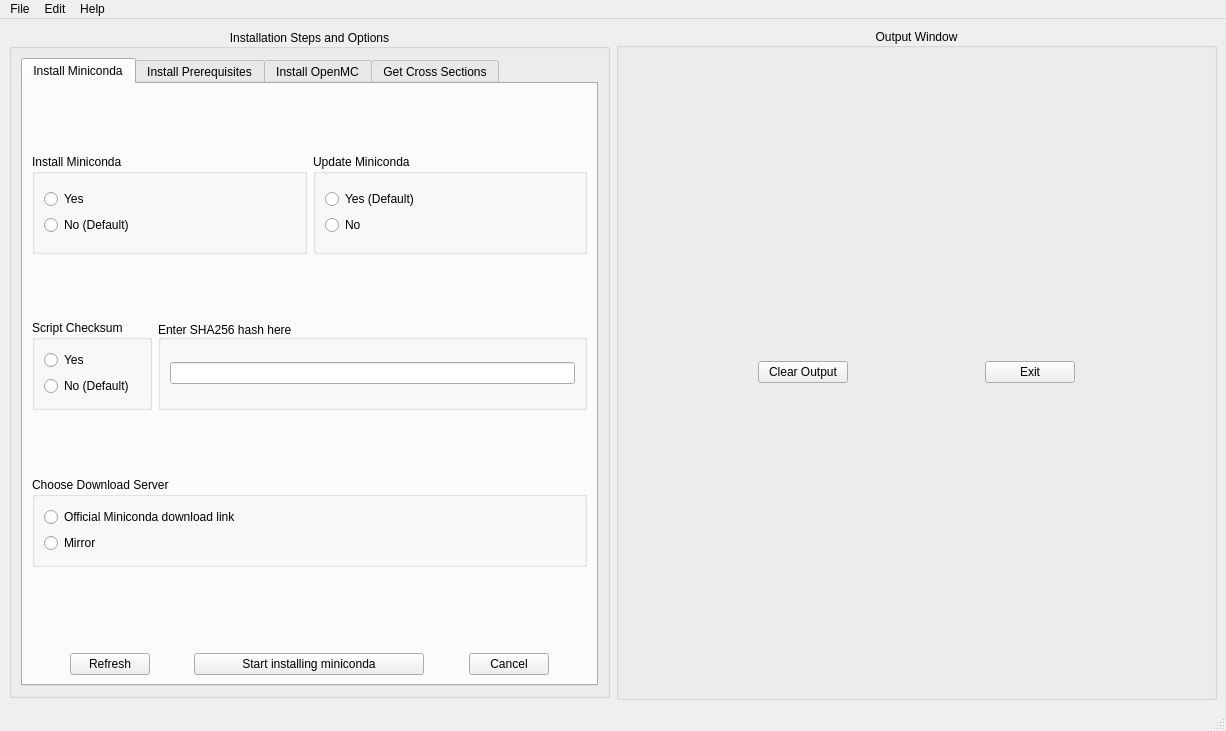
Above: src/ui/GUI_Install.ui from tarekbardouni/ERSN-OpenMC-Py before the change. Below: the same form after it.
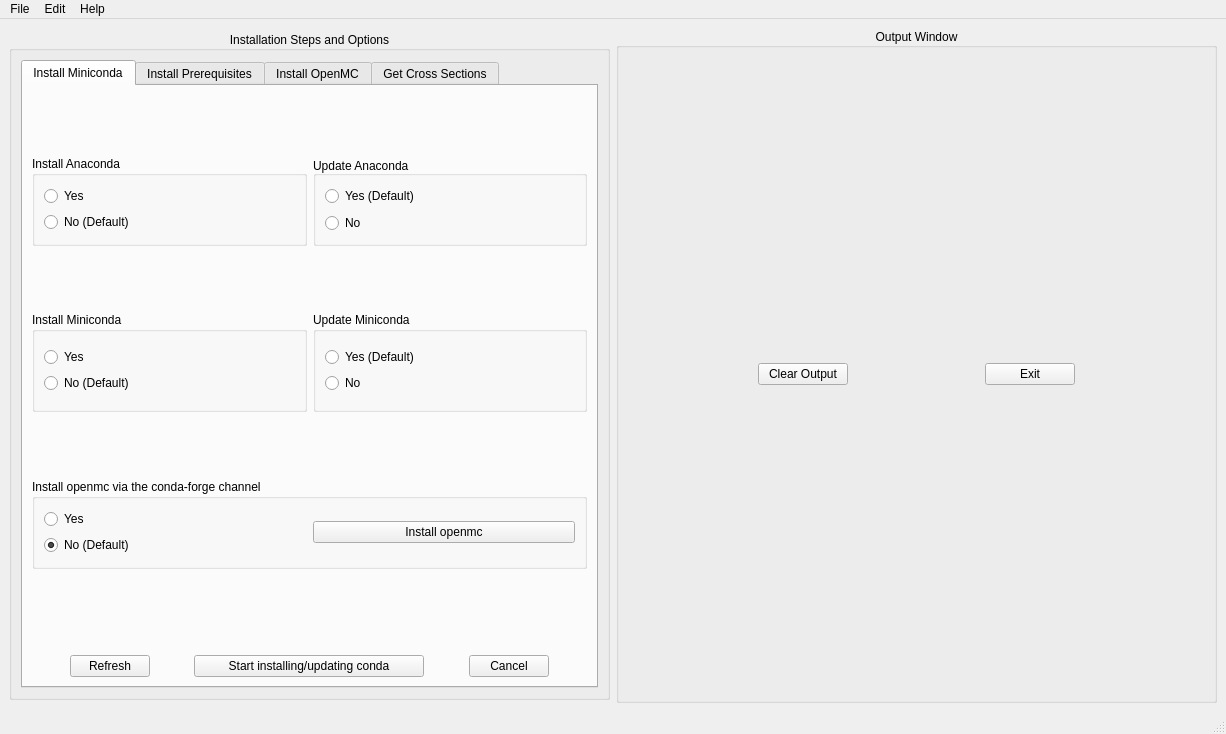
That is the form after the change. The open tabs and pages were chosen to show the change.

```diff
--- a/src/ui/GUI_Install.ui
+++ b/src/ui/GUI_Install.ui
@@ -7,7 +7,7 @@
     <x>0</x>
     <y>0</y>
     <width>1226</width>
-    <height>731</height>
+    <height>734</height>
    </rect>
   </property>
   <property name="windowTitle">
@@ -56,19 +56,6 @@
           </attribute>
           <layout class="QGridLayout" name="gridLayout_8">
            <item row="6" column="0">
-            <spacer name="verticalSpacer">
-             <property name="orientation">
-              <enum>Qt::Vertical</enum>
-             </property>
-             <property name="sizeHint" stdset="0">
-              <size>
-               <width>20</width>
-               <height>80</height>
-              </size>
-             </property>
-            </spacer>
-           </item>
-           <item row="4" column="0">
             <spacer name="verticalSpacer_7">
              <property name="orientation">
               <enum>Qt::Vertical</enum>
@@ -81,183 +68,7 @@
              </property>
             </spacer>
            </item>
-           <item row="2" column="0">
-            <spacer name="verticalSpacer_8">
-             <property name="orientation">
-              <enum>Qt::Vertical</enum>
-             </property>
-             <property name="sizeHint" stdset="0">
-              <size>
-               <width>20</width>
-               <height>40</height>
-              </size>
-             </property>
-            </spacer>
-           </item>
-           <item row="3" column="0">
-            <layout class="QHBoxLayout" name="horizontalLayout_11">
-             <item>
-              <widget class="QGroupBox" name="Python_Version_gB_2">
-               <property name="minimumSize">
-                <size>
-                 <width>0</width>
-                 <height>10</height>
-                </size>
-               </property>
-               <property name="maximumSize">
-                <size>
-                 <width>200</width>
-                 <height>90</height>
-                </size>
-               </property>
-               <property name="title">
-                <string>Script Checksum</string>
-               </property>
-               <layout class="QGridLayout" name="gridLayout_11">
-                <item row="0" column="0">
-                 <layout class="QVBoxLayout" name="verticalLayout_23">
-                  <item>
-                   <widget class="QRadioButton" name="rB_yes_checksum">
-                    <property name="text">
-                     <string>Yes</string>
-                    </property>
-                   </widget>
-                  </item>
-                  <item>
-                   <widget class="QRadioButton" name="rB_no_checksum">
-                    <property name="text">
-                     <string>No (Default)</string>
-                    </property>
-                   </widget>
-                  </item>
-                 </layout>
-                </item>
-               </layout>
-              </widget>
-             </item>
-             <item>
-              <widget class="QGroupBox" name="groupBox_23">
-               <property name="minimumSize">
-                <size>
-                 <width>0</width>
-                 <height>90</height>
-                </size>
-               </property>
-               <property name="maximumSize">
-                <size>
-                 <width>16777215</width>
-                 <height>90</height>
-                </size>
-               </property>
-               <property name="title">
-                <string>Enter SHA256 hash here</string>
-               </property>
-               <property name="alignment">
-                <set>Qt::AlignBottom|Qt::AlignLeading|Qt::AlignLeft</set>
-               </property>
-               <layout class="QGridLayout" name="gridLayout_10">
-                <item row="0" column="0">
-                 <widget class="QLineEdit" name="lineEdit_SHA256">
-                  <property name="text">
-                   <string/>
-                  </property>
-                 </widget>
-                </item>
-               </layout>
-              </widget>
-             </item>
-            </layout>
-           </item>
-           <item row="7" column="0">
-            <layout class="QHBoxLayout" name="horizontalLayout_10">
-             <item>
-              <spacer name="horizontalSpacer_12">
-               <property name="orientation">
-                <enum>Qt::Horizontal</enum>
-               </property>
-               <property name="sizeHint" stdset="0">
-                <size>
-                 <width>40</width>
-                 <height>20</height>
-                </size>
-               </property>
-              </spacer>
-             </item>
-             <item>
-              <widget class="QPushButton" name="pB_Refresh_conda">
-               <property name="text">
-                <string>Refresh</string>
-               </property>
-              </widget>
-             </item>
-             <item>
-              <spacer name="horizontalSpacer_9">
-               <property name="orientation">
-                <enum>Qt::Horizontal</enum>
-               </property>
-               <property name="sizeHint" stdset="0">
-                <size>
-                 <width>40</width>
-                 <height>20</height>
-                </size>
-               </property>
-              </spacer>
-             </item>
-             <item>
-              <widget class="QPushButton" name="pB_Start_conda">
-               <property name="minimumSize">
-                <size>
-                 <width>230</width>
-                 <height>0</height>
-                </size>
-               </property>
-               <property name="toolTip">
-                <string>&lt;html&gt;&lt;head/&gt;&lt;body&gt;&lt;p&gt;&lt;span style=&quot; color:#008000;&quot;&gt;IMPORTANTE: For changes to take effect, after miniconda installation, close and  re-openyour current shell and the GUI !&lt;/span&gt;&lt;/p&gt;&lt;/body&gt;&lt;/html&gt;</string>
-               </property>
-               <property name="whatsThis">
-                <string>&lt;html&gt;&lt;head/&gt;&lt;body&gt;&lt;p&gt;&lt;span style=&quot; color:#008000;&quot;&gt;IMPORTANTE: For changes to take effect, after miniconda installation, close and  re-openyour current shell and the GUI !&lt;/span&gt;&lt;/p&gt;&lt;/body&gt;&lt;/html&gt;</string>
-               </property>
-               <property name="text">
-                <string>Start installing miniconda</string>
-               </property>
-              </widget>
-             </item>
-             <item>
-              <spacer name="horizontalSpacer_10">
-               <property name="orientation">
-                <enum>Qt::Horizontal</enum>
-               </property>
-               <property name="sizeHint" stdset="0">
-                <size>
-                 <width>40</width>
-                 <height>20</height>
-                </size>
-               </property>
-              </spacer>
-             </item>
-             <item>
-              <widget class="QPushButton" name="pB_Cancel_conda">
-               <property name="text">
-                <string>Cancel</string>
-               </property>
-              </widget>
-             </item>
-             <item>
-              <spacer name="horizontalSpacer_13">
-               <property name="orientation">
-                <enum>Qt::Horizontal</enum>
-               </property>
-               <property name="sizeHint" stdset="0">
-                <size>
-                 <width>40</width>
-                 <height>20</height>
-                </size>
-               </property>
-              </spacer>
-             </item>
-            </layout>
-           </item>
-           <item row="1" column="0">
+           <item row="5" column="0">
             <layout class="QHBoxLayout" name="horizontalLayout_3">
              <item>
               <widget class="QGroupBox" name="groupBox_17">
@@ -339,7 +150,20 @@
              </item>
             </layout>
            </item>
-           <item row="5" column="0">
+           <item row="0" column="0">
+            <spacer name="verticalSpacer_9">
+             <property name="orientation">
+              <enum>Qt::Vertical</enum>
+             </property>
+             <property name="sizeHint" stdset="0">
+              <size>
+               <width>20</width>
+               <height>40</height>
+              </size>
+             </property>
+            </spacer>
+           </item>
+           <item row="7" column="0">
             <layout class="QHBoxLayout" name="horizontalLayout_12">
              <item>
               <widget class="QGroupBox" name="Python_Version_gB_3">
@@ -356,25 +180,39 @@
                 </size>
                </property>
                <property name="title">
-                <string>Choose Download Server</string>
+                <string>Install openmc via the conda-forge channel</string>
                </property>
-               <layout class="QGridLayout" name="gridLayout_12">
+               <layout class="QGridLayout" name="gridLayout_48">
                 <item row="0" column="0">
-                 <layout class="QVBoxLayout" name="verticalLayout_22">
+                 <layout class="QVBoxLayout" name="verticalLayout_3">
                   <item>
                    <widget class="QRadioButton" name="rB_CONDA_URL">
                     <property name="text">
-                     <string>Official Miniconda download link</string>
+                     <string>Yes</string>
                     </property>
                    </widget>
                   </item>
                   <item>
-                   <widget class="QRadioButton" name="rB_MIRROR_URL">
-                    <property name="enabled">
+                   <widget class="QRadioButton" name="rB_no_openmc">
+                    <property name="text">
+                     <string>No (Default)</string>
+                    </property>
+                    <property name="checked">
                      <bool>true</bool>
                     </property>
+                    <attribute name="buttonGroup">
+                     <string notr="true">buttonGroup_5</string>
+                    </attribute>
+                   </widget>
+                  </item>
+                 </layout>
+                </item>
+                <item row="0" column="1">
+                 <layout class="QGridLayout" name="gridLayout_12">
+                  <item row="0" column="0">
+                   <widget class="QPushButton" name="PB_Inst_OpenMC_conda">
                     <property name="text">
-                     <string>Mirror</string>
+                     <string>Install openmc</string>
                     </property>
                    </widget>
                   </item>
@@ -385,8 +223,197 @@
              </item>
             </layout>
            </item>
-           <item row="0" column="0">
-            <spacer name="verticalSpacer_9">
+           <item row="11" column="0">
+            <layout class="QHBoxLayout" name="horizontalLayout_10">
+             <item>
+              <spacer name="horizontalSpacer_12">
+               <property name="orientation">
+                <enum>Qt::Horizontal</enum>
+               </property>
+               <property name="sizeHint" stdset="0">
+                <size>
+                 <width>40</width>
+                 <height>20</height>
+                </size>
+               </property>
+              </spacer>
+             </item>
+             <item>
+              <widget class="QPushButton" name="pB_Refresh_conda">
+               <property name="text">
+                <string>Refresh</string>
+               </property>
+              </widget>
+             </item>
+             <item>
+              <spacer name="horizontalSpacer_9">
+               <property name="orientation">
+                <enum>Qt::Horizontal</enum>
+               </property>
+               <property name="sizeHint" stdset="0">
+                <size>
+                 <width>40</width>
+                 <height>20</height>
+                </size>
+               </property>
+              </spacer>
+             </item>
+             <item>
+              <widget class="QPushButton" name="pB_Start_conda">
+               <property name="minimumSize">
+                <size>
+                 <width>230</width>
+                 <height>0</height>
+                </size>
+               </property>
+               <property name="toolTip">
+                <string>&lt;html&gt;&lt;head/&gt;&lt;body&gt;&lt;p&gt;&lt;span style=&quot; color:#008000;&quot;&gt;IMPORTANTE: For changes to take effect, after miniconda installation, close and  re-openyour current shell and the GUI !&lt;/span&gt;&lt;/p&gt;&lt;/body&gt;&lt;/html&gt;</string>
+               </property>
+               <property name="whatsThis">
+                <string>&lt;html&gt;&lt;head/&gt;&lt;body&gt;&lt;p&gt;&lt;span style=&quot; color:#008000;&quot;&gt;IMPORTANTE: For changes to take effect, after miniconda installation, close and  re-openyour current shell and the GUI !&lt;/span&gt;&lt;/p&gt;&lt;/body&gt;&lt;/html&gt;</string>
+               </property>
+               <property name="text">
+                <string>Start installing/updating conda</string>
+               </property>
+              </widget>
+             </item>
+             <item>
+              <spacer name="horizontalSpacer_10">
+               <property name="orientation">
+                <enum>Qt::Horizontal</enum>
+               </property>
+               <property name="sizeHint" stdset="0">
+                <size>
+                 <width>40</width>
+                 <height>20</height>
+                </size>
+               </property>
+              </spacer>
+             </item>
+             <item>
+              <widget class="QPushButton" name="pB_Cancel_conda">
+               <property name="text">
+                <string>Cancel</string>
+               </property>
+              </widget>
+             </item>
+             <item>
+              <spacer name="horizontalSpacer_13">
+               <property name="orientation">
+                <enum>Qt::Horizontal</enum>
+               </property>
+               <property name="sizeHint" stdset="0">
+                <size>
+                 <width>40</width>
+                 <height>20</height>
+                </size>
+               </property>
+              </spacer>
+             </item>
+            </layout>
+           </item>
+           <item row="8" column="0">
+            <spacer name="verticalSpacer">
+             <property name="orientation">
+              <enum>Qt::Vertical</enum>
+             </property>
+             <property name="sizeHint" stdset="0">
+              <size>
+               <width>20</width>
+               <height>80</height>
+              </size>
+             </property>
+            </spacer>
+           </item>
+           <item row="3" column="0">
+            <layout class="QHBoxLayout" name="horizontalLayout_11">
+             <item>
+              <widget class="QGroupBox" name="Python_Version_gB_2">
+               <property name="minimumSize">
+                <size>
+                 <width>0</width>
+                 <height>10</height>
+                </size>
+               </property>
+               <property name="maximumSize">
+                <size>
+                 <width>1111111</width>
+                 <height>90</height>
+                </size>
+               </property>
+               <property name="title">
+                <string>Install Anaconda</string>
+               </property>
+               <layout class="QGridLayout" name="gridLayout_11">
+                <item row="0" column="0">
+                 <layout class="QVBoxLayout" name="verticalLayout_23">
+                  <item>
+                   <widget class="QRadioButton" name="rB_yes_anaconda">
+                    <property name="text">
+                     <string>Yes</string>
+                    </property>
+                    <attribute name="buttonGroup">
+                     <string notr="true">buttonGroup_6</string>
+                    </attribute>
+                   </widget>
+                  </item>
+                  <item>
+                   <widget class="QRadioButton" name="rB_no_anaconda">
+                    <property name="text">
+                     <string>No (Default)</string>
+                    </property>
+                    <attribute name="buttonGroup">
+                     <string notr="true">buttonGroup_6</string>
+                    </attribute>
+                   </widget>
+                  </item>
+                 </layout>
+                </item>
+               </layout>
+              </widget>
+             </item>
+             <item>
+              <widget class="QGroupBox" name="groupBox_23">
+               <property name="minimumSize">
+                <size>
+                 <width>0</width>
+                 <height>90</height>
+                </size>
+               </property>
+               <property name="maximumSize">
+                <size>
+                 <width>16777215</width>
+                 <height>90</height>
+                </size>
+               </property>
+               <property name="title">
+                <string>Update Anaconda</string>
+               </property>
+               <property name="alignment">
+                <set>Qt::AlignBottom|Qt::AlignLeading|Qt::AlignLeft</set>
+               </property>
+               <layout class="QGridLayout" name="gridLayout_10">
+                <item row="0" column="0">
+                 <widget class="QRadioButton" name="rB_yes_update_anaconda">
+                  <property name="text">
+                   <string>Yes (Default)</string>
+                  </property>
+                 </widget>
+                </item>
+                <item row="1" column="0">
+                 <widget class="QRadioButton" name="rB_no_update_anaconda">
+                  <property name="text">
+                   <string>No</string>
+                  </property>
+                 </widget>
+                </item>
+               </layout>
+              </widget>
+             </item>
+            </layout>
+           </item>
+           <item row="4" column="0">
+            <spacer name="verticalSpacer_8">
              <property name="orientation">
               <enum>Qt::Vertical</enum>
              </property>
```
Left out of the diff: 34 changed lines with no effect on the pictures.
